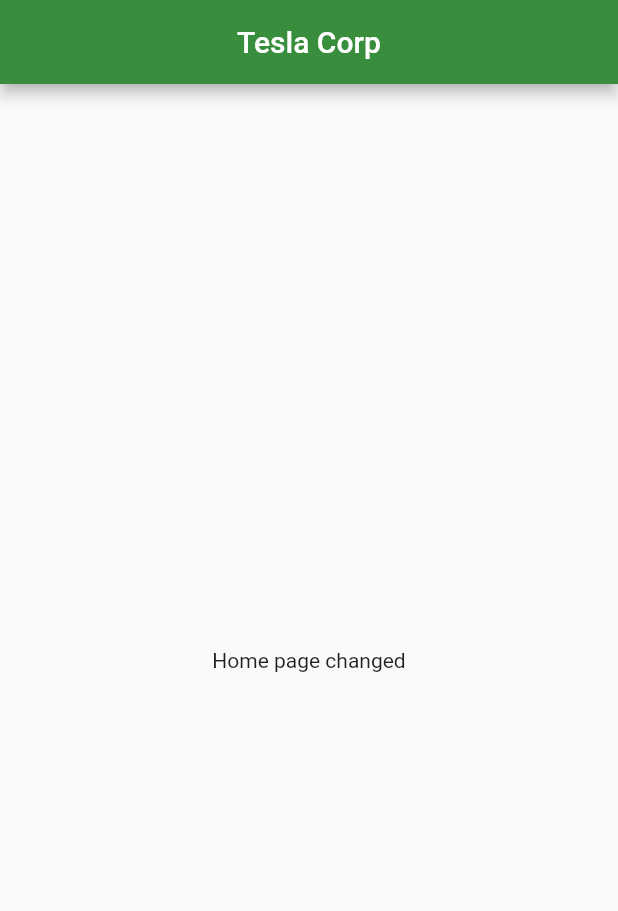
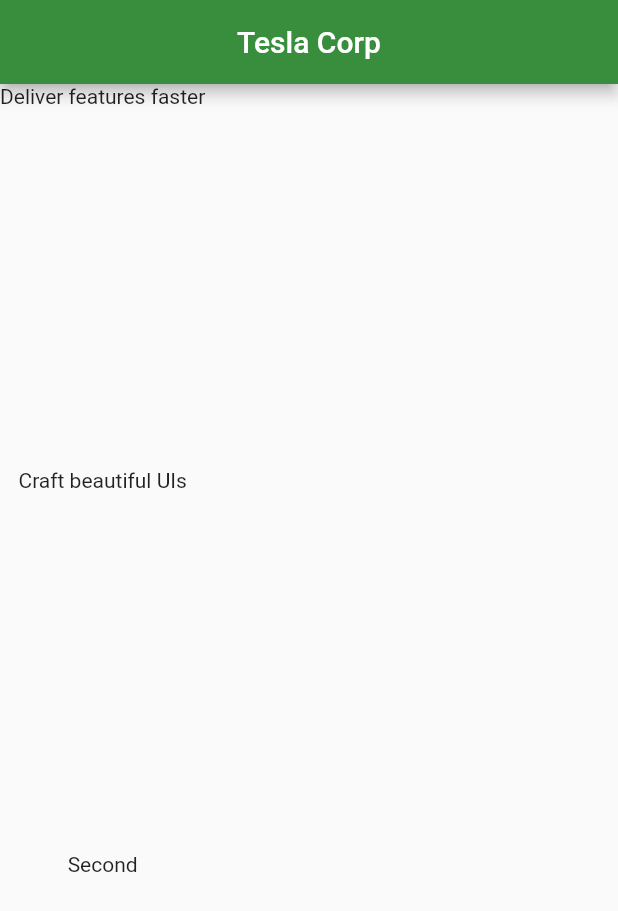
Before and after one commit to bunnygens/flutter_testone, a Flutter app: the screen it shows after launch, on a phone screen of 412 x 824 dp. Shown: the top 911 px of the screen. Run offline on Flutter 3.47's test engine with Material 2 defaults, Android fonts, the phone set to English and light mode, and no system bars.

Commit message:
new branch commint first time

```diff
--- a/lib/main.dart
+++ b/lib/main.dart
@@ -33,8 +33,18 @@ class _HomePageState extends State<HomePage> {
         backgroundColor: Colors.green[700],
         title: const Text("Tesla Corp"),
       ),
-      body: const Center(
-        child: Text('Home page changed'),
+      body: Column(
+        children: const <Widget>[
+          Expanded(
+            child: Text('Deliver features faster', textAlign: TextAlign.center),
+          ),
+          Expanded(
+            child: Text('Craft beautiful UIs', textAlign: TextAlign.center),
+          ),
+          Expanded(
+            child: Text('Second', textAlign: TextAlign.center),
+          ),
+        ],
       ),
     );
   }
```
